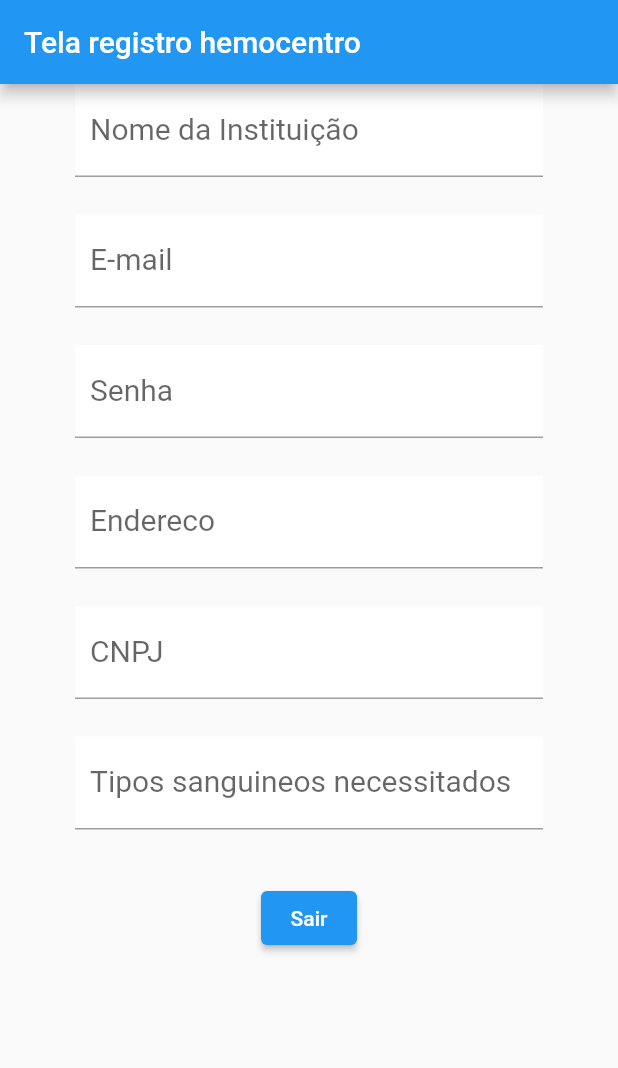
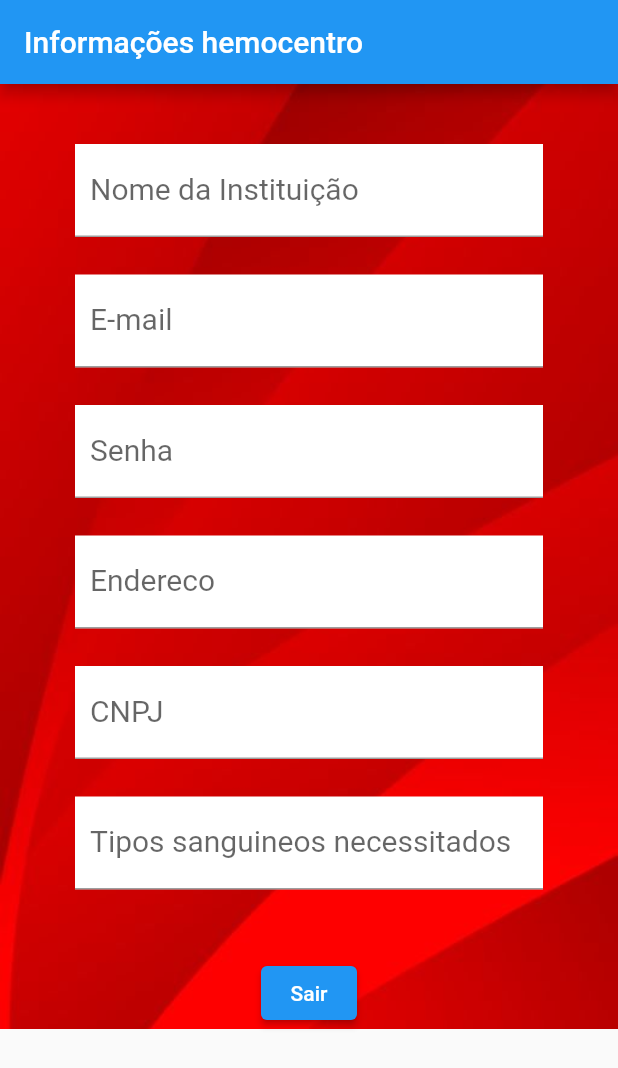
Before and after one commit to samuelspineli34/Hemocentro, a Flutter app: the screen it shows after launch, after a tap on "Login", on a phone screen of 412 x 824 dp. Shown: the top 1068 px of the screen. Run offline on Flutter 3.47's test engine with Material 2 defaults, Android fonts, the phone set to English and light mode, and no system bars; our stand-ins replace carousel_slider, firebase_core, firebase_database, multi_select_flutter; accounts and stored records are empty; network calls fail.

Commit message:
telas+background

```diff
--- a/lib/LoginHemocenter.dart
+++ b/lib/LoginHemocenter.dart
@@ -20,19 +20,27 @@ class LoginHemocenter extends StatelessWidget {
 
   Widget build(BuildContext context) {
     return MaterialApp(
-        title: "Registro Hemocentro",
+        title: "Login Hemocentro",
         home: Scaffold(
             appBar: AppBar(
-            title: Text("Tela registro hemocentro"),
+              title: Text("Informações hemocentro"),
             ),
-          body: SingleChildScrollView(
+            body: Container(
+              decoration: BoxDecoration(
+                  // Background
+                  image: DecorationImage(
+                      image: AssetImage('assets/images/background.jpg'),
+                      fit: BoxFit.cover)),
+              child: SingleChildScrollView(
                 child: Column(children: <Widget>[
+                  Container(padding: const EdgeInsets.fromLTRB(100, 10, 100, 30)),
                   DefaultTextFields.getTextField('Nome da Instituição', nome),
                   DefaultTextFields.getTextField('E-mail', email),
                   DefaultTextFields.getTextField('Senha', senha),
                   DefaultTextFields.getTextField('Endereco', endereco),
                   DefaultTextFields.getTextField('CNPJ', cnpj),
-              DefaultTextFields.getTextField('Tipos sanguineos necessitados', sangue),
+                  DefaultTextFields.getTextField(
+                      'Tipos sanguineos necessitados', sangue),
                   /*MultiSelectDialogField(
                 items: _animals.map((e) => MultiSelectItem(e, e.name)).toList(),
                 listType: MultiSelectListType.CHIP,
@@ -45,10 +53,10 @@ class LoginHemocenter extends StatelessWidget {
                     mainAxisAlignment: MainAxisAlignment.center,
                     children: <Widget>[
                       Container(
-                    padding: const EdgeInsets.fromLTRB(100, 10, 100, 0),
+                        padding: const EdgeInsets.fromLTRB(100, 20, 100, 0),
                         child: ElevatedButton(
-                        child: const Text('Sair',
-                            textAlign: TextAlign.center),
+                            child:
+                                const Text('Sair', textAlign: TextAlign.center),
                             onPressed: () {
                               Navigator.push(
                                   context,
@@ -60,6 +68,6 @@ class LoginHemocenter extends StatelessWidget {
                   ),
                 ]),
               ),
-        ));
+            )));
   }
 }
```
Also changed, not shown: lib/LoginDonator.dart (+23 -14 lines), lib/MapHemo.dart (+11 -5 lines), lib/RegisterDonate.dart (+15 -9 lines), lib/RegisterHemocenter.dart (+17 -11 lines). Lines whose indentation alone changed are shown as unchanged.
